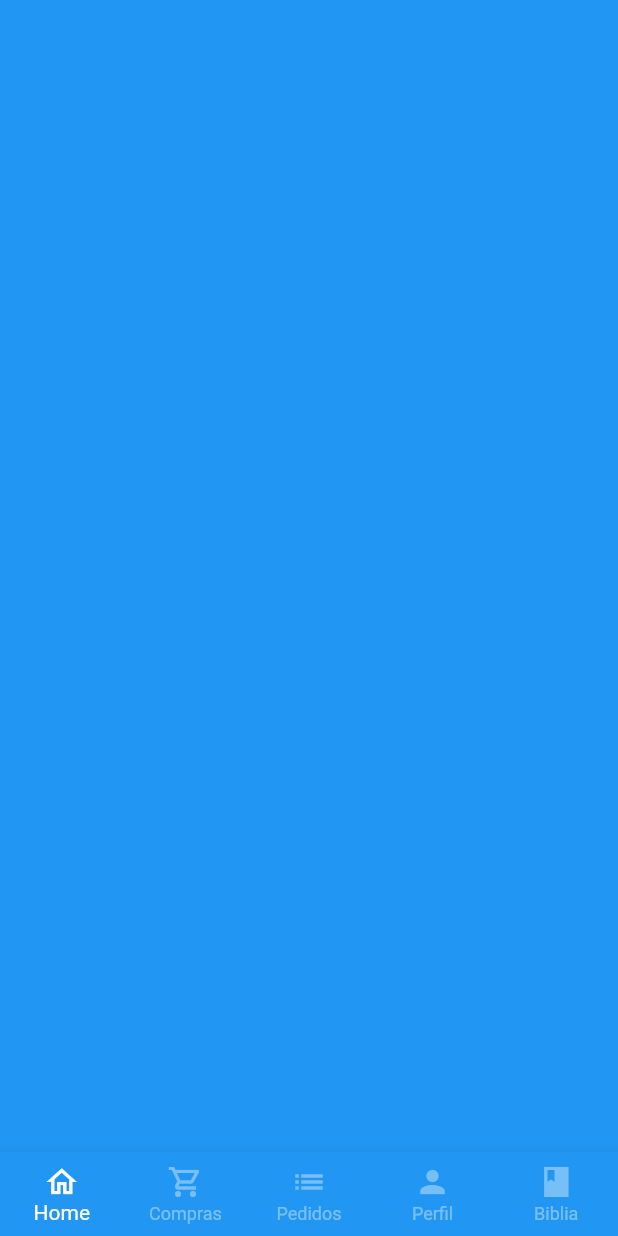
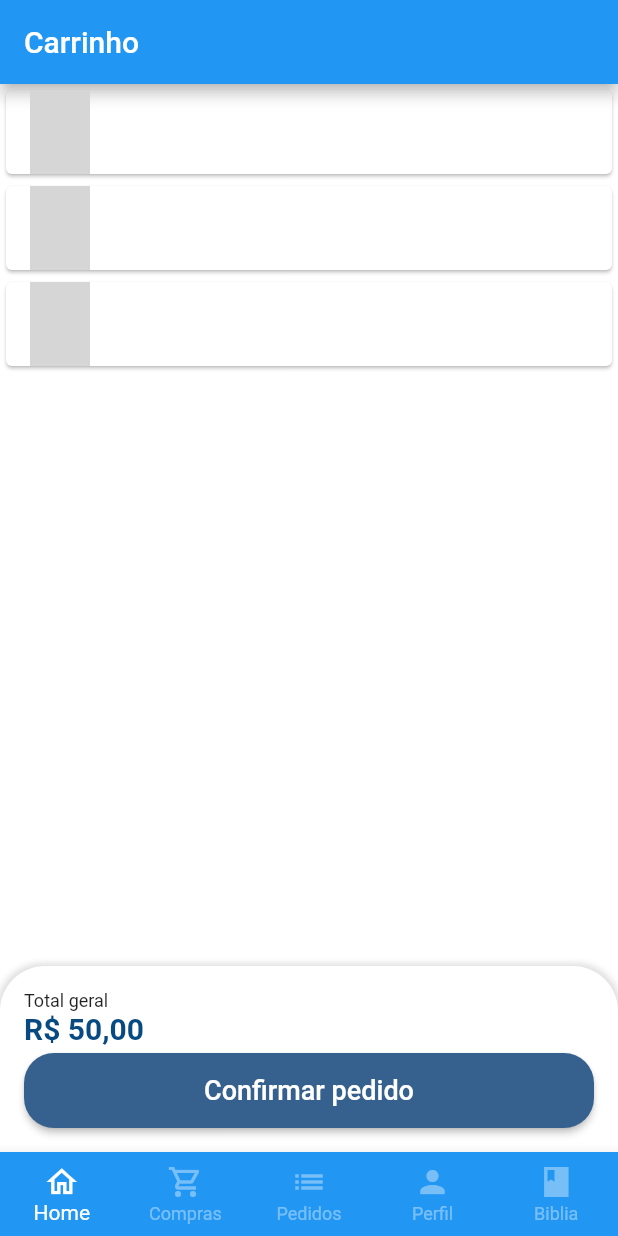
Before and after one commit to pedigru3/pregue-a-palavra, a Flutter app: the BaseScreen screen opened directly, swiped to page 2, on a phone screen of 412 x 824 dp. Run offline on Flutter 3.47's test engine with Material 2 defaults, Android fonts, the phone set to English and light mode, and no system bars; our stand-ins replace animated_text_kit, badges, mask_text_input_formatter; network calls fail; grey boxes are pictures that could not be loaded.

Commit message:
iniciando tela do carrinho

```diff
--- a/lib/src/config/app_data.dart
+++ b/lib/src/config/app_data.dart
@@ -1,3 +1,6 @@
+import 'package:pregue_a_palavra/src/models/cart_item_model.dart';
+import 'package:pregue_a_palavra/src/models/item_model.dart';
+
 List<String> categories = [
   "Aconselhamento",
   "Apologética",
@@ -7,3 +10,33 @@ List<String> categories = [
   "Discipulado",
   "Educação Cristã",
 ];
+
+List<ItemModel> listItems = [
+  ItemModel(
+    img: 'https://images-na.ssl-images-amazon.com/images/I/815HDrXj5ZL.jpg',
+    link: 'https://images-na.ssl-images-amazon.com/images/I/815HDrXj5ZL.jpg',
+    normalPrice: '32',
+    promoPrice: '20',
+    title: 'Branca de Neve e os sete anões',
+  ),
+  ItemModel(
+    img: 'https://images-na.ssl-images-amazon.com/images/I/71yJLhQekBL.jpg',
+    link: 'https://images-na.ssl-images-amazon.com/images/I/71yJLhQekBL.jpg',
+    normalPrice: '100',
+    promoPrice: '50',
+    title: 'As crônicas de Nárnia',
+  ),
+  ItemModel(
+    img: 'https://images-na.ssl-images-amazon.com/images/I/819g2Qrd-zL.jpg',
+    link: 'https://images-na.ssl-images-amazon.com/images/I/819g2Qrd-zL.jpg',
+    normalPrice: '99',
+    promoPrice: '132',
+    title: 'Teologia Sistemática atual e exaustiva',
+  ),
+];
+
+List<CartItemModel> cartItems = [
+  CartItemModel(item: listItems[0], quantity: 2),
+  CartItemModel(item: listItems[1], quantity: 2),
+  CartItemModel(item: listItems[2], quantity: 1),
+];
--- /dev/null
+++ b/lib/src/models/cart_item_model.dart
@@ -0,0 +1,13 @@
+// ignore_for_file: public_member_api_docs, sort_constructors_first
+import 'package:pregue_a_palavra/src/models/item_model.dart';
+
+class CartItemModel {
+  ItemModel item;
+  int quantity;
+
+  CartItemModel({
+    required this.item,
+    required this.quantity,
+  });
+
+}
--- a/lib/src/pages/base/base_screen.dart
+++ b/lib/src/pages/base/base_screen.dart
@@ -1,6 +1,7 @@
 import 'package:flutter/material.dart';
 import 'package:pregue_a_palavra/src/pages/bible/bible_tab.dart';
 import 'package:pregue_a_palavra/src/config/custom_colors.dart';
+import 'package:pregue_a_palavra/src/pages/cart/cart_tab.dart';
 import 'package:pregue_a_palavra/src/pages/home/home_tab.dart';
 
 class BaseScreen extends StatefulWidget {
@@ -22,9 +23,7 @@ class _BaseScreenState extends State<BaseScreen> {
         controller: pageController,
         children: [
           const HomeTab(),
-          Container(
-            color: Colors.blue,
-          ),
+          CartTab(),
           Container(
             color: Colors.green,
           ),
--- /dev/null
+++ b/lib/src/pages/cart/cart_tab.dart
@@ -0,0 +1,82 @@
+import 'package:flutter/material.dart';
+import 'package:pregue_a_palavra/src/config/custom_colors.dart';
+import 'package:pregue_a_palavra/src/pages/cart/components/cart_tile.dart';
+import 'package:pregue_a_palavra/src/services/util_services.dart';
+import 'package:pregue_a_palavra/src/config/app_data.dart' as appData;
+
+class CartTab extends StatelessWidget {
+  CartTab({Key? key}) : super(key: key);
+
+  final UtilServices utilServices = UtilServices();
+
+  @override
+  Widget build(BuildContext context) {
+    return Scaffold(
+      appBar: AppBar(
+        backgroundColor: CustomColors.primaryColor,
+        title: const Text('Carrinho'),
+      ),
+      body: Column(
+        children: [
+          Expanded(
+            child: ListView.builder(
+                itemCount: appData.cartItems.length,
+                itemBuilder: (context, index) {
+                  return CartTile(cartItem: appData.cartItems[index]);
+                }),
+          ),
+          const SizedBox(
+            height: 10,
+          ),
+          Container(
+            padding: const EdgeInsets.all(16),
+            decoration: BoxDecoration(
+              boxShadow: [
+                BoxShadow(
+                    color: Colors.grey.shade300,
+                    blurRadius: 3,
+                    spreadRadius: 2),
+              ],
+              color: Colors.white,
+              borderRadius: const BorderRadius.vertical(
+                top: Radius.circular(30),
+              ),
+            ),
+            child: Column(
+              crossAxisAlignment: CrossAxisAlignment.stretch,
+              children: [
+                const Text(
+                  'Total geral',
+                  style: TextStyle(fontSize: 12),
+                ),
+                Text(
+                  utilServices.priceToCurrency(50),
+                  style: TextStyle(
+                      fontSize: 20,
+                      fontWeight: FontWeight.bold,
+                      color: CustomColors.secondaryColor),
+                ),
+                const SizedBox(
+                  height: 5,
+                ),
+                SizedBox(
+                  height: 50,
+                  child: ElevatedButton(
+                    onPressed: () {},
+                    child: Text(
+                      'Confirmar pedido',
+                      style: TextStyle(fontSize: 18),
+                    ),
+                    style: ElevatedButton.styleFrom(
+                        shape: RoundedRectangleBorder(
+                            borderRadius: BorderRadius.circular(20))),
+                  ),
+                )
+              ],
+            ),
+          )
+        ],
+      ),
+    );
+  }
+}
--- /dev/null
+++ b/lib/src/pages/cart/components/cart_tile.dart
@@ -0,0 +1,29 @@
+import 'package:flutter/material.dart';
+import 'package:pregue_a_palavra/src/models/cart_item_model.dart';
+
+class CartTile extends StatelessWidget {
+  final CartItemModel cartItem;
+
+  const CartTile({Key? key, required this.cartItem}) : super(key: key);
+
+  @override
+  Widget build(BuildContext context) {
+    return Card(
+      child: ListTile(
+        //imagem
+        leading: Image.network(
+          cartItem.item.img,
+          height: 60,
+          width: 40,
+          fit: BoxFit.cover,
+        ),
+
+        //Título
+
+        //Total
+
+        //Botão
+      ),
+    );
+  }
+}
--- a/lib/src/pages/home/home_tab.dart
+++ b/lib/src/pages/home/home_tab.dart
@@ -8,6 +8,8 @@ import 'package:pregue_a_palavra/src/config/custom_colors.dart';
 import 'package:pregue_a_palavra/src/pages/home/components/category_tile.dart';
 import 'package:pregue_a_palavra/src/pages/home/components/item_tile.dart';
 import 'package:pregue_a_palavra/src/services/remote_service.dart';
+
+import '../cart/cart_tab.dart';
 
 class HomeTab extends StatefulWidget {
   const HomeTab({Key? key}) : super(key: key);
@@ -55,7 +57,10 @@ class _HomeTabState extends State<HomeTab> {
           Padding(
             padding: const EdgeInsets.only(right: 15, top: 15),
             child: GestureDetector(
-              onTap: () {},
+              onTap: () {
+                Navigator.push(context,
+                    MaterialPageRoute(builder: (context) => CartTab()));
+              },
               child: Badge(
                 position: const BadgePosition(top: 10, start: 10),
                 badgeColor: CustomColors.primaryColor,
```
